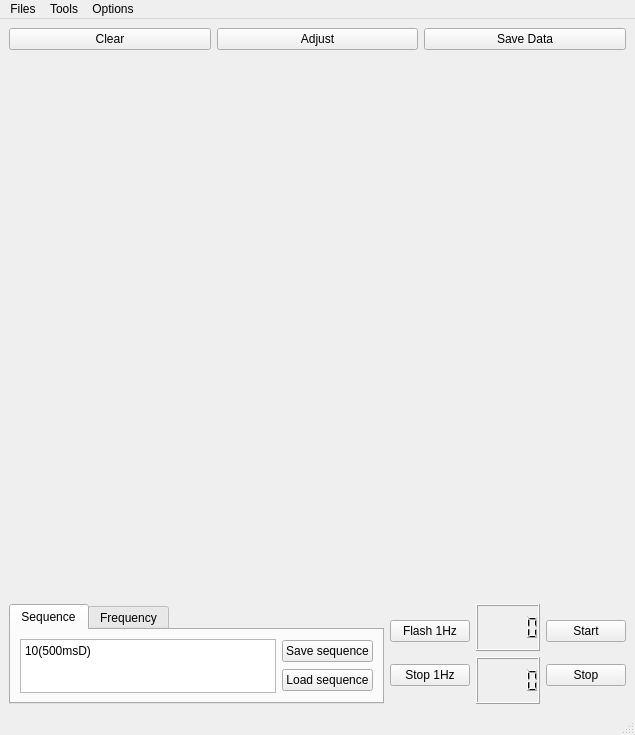
Qt form JTS_Interface/PyQtFiles/JTS_Designer.ui (ILikeNickelback/JTS-Control-Interface) before a commit.
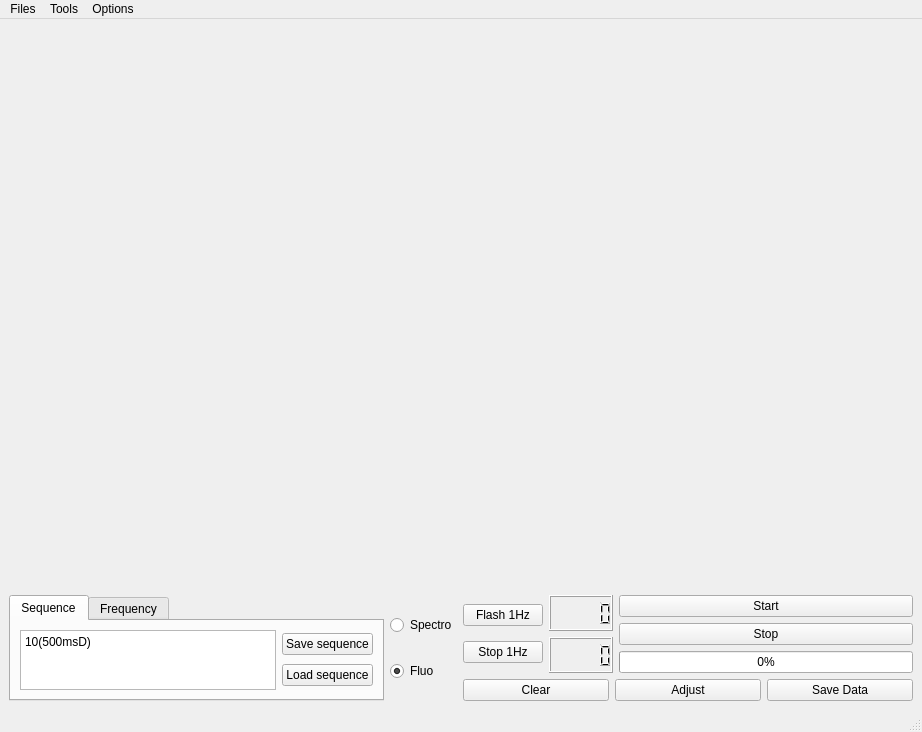
The same form after that commit.

Diff of the .ui file:
```diff
--- a/JTS_Interface/PyQtFiles/JTS_Designer.ui
+++ b/JTS_Interface/PyQtFiles/JTS_Designer.ui
@@ -12,8 +12,8 @@
    <rect>
     <x>0</x>
     <y>0</y>
-    <width>627</width>
-    <height>735</height>
+    <width>922</width>
+    <height>732</height>
    </rect>
   </property>
   <property name="sizePolicy">
@@ -32,34 +32,32 @@
    <string>MainWindow</string>
   </property>
   <widget class="QWidget" name="centralwidget">
-   <layout class="QGridLayout" name="gridLayout">
-    <item row="0" column="0">
-     <layout class="QHBoxLayout" name="horizontalLayout_3">
+   <layout class="QVBoxLayout" name="verticalLayout_7">
       <item>
-       <widget class="QPushButton" name="clear_button">
-        <property name="text">
-         <string>Clear</string>
-        </property>
-       </widget>
-      </item>
+     <layout class="QVBoxLayout" name="verticalLayout_6">
+      <property name="spacing">
+       <number>0</number>
+      </property>
       <item>
-       <widget class="QPushButton" name="adjust_button">
-        <property name="text">
-         <string>Adjust</string>
+       <widget class="QWidget" name="graphWidget" native="true">
+        <property name="minimumSize">
+         <size>
+          <width>0</width>
+          <height>400</height>
+         </size>
         </property>
-       </widget>
-      </item>
-      <item>
-       <widget class="QPushButton" name="save_data_button">
-        <property name="text">
-         <string>Save Data</string>
+        <property name="maximumSize">
+         <size>
+          <width>16777215</width>
+          <height>16770000</height>
+         </size>
         </property>
        </widget>
       </item>
      </layout>
     </item>
-    <item row="2" column="0">
-     <layout class="QHBoxLayout" name="horizontalLayout_2">
+    <item>
+     <layout class="QHBoxLayout" name="horizontalLayout_5">
       <item>
        <widget class="QTabWidget" name="tabWidget">
         <property name="sizePolicy">
@@ -166,6 +164,31 @@
        </widget>
       </item>
       <item>
+       <layout class="QVBoxLayout" name="verticalLayout_8">
+        <item>
+         <widget class="QRadioButton" name="spectro_button">
+          <property name="text">
+           <string>Spectro</string>
+          </property>
+         </widget>
+        </item>
+        <item>
+         <widget class="QRadioButton" name="fluo_button">
+          <property name="text">
+           <string>Fluo</string>
+          </property>
+          <property name="checked">
+           <bool>true</bool>
+          </property>
+         </widget>
+        </item>
+       </layout>
+      </item>
+      <item>
+       <layout class="QVBoxLayout" name="verticalLayout_5">
+        <item>
+         <layout class="QHBoxLayout" name="horizontalLayout_2">
+          <item>
        <layout class="QVBoxLayout" name="verticalLayout_4">
         <property name="sizeConstraint">
          <enum>QLayout::SetMaximumSize</enum>
@@ -201,12 +224,6 @@
       </item>
       <item>
        <layout class="QVBoxLayout" name="verticalLayout_2">
-        <property name="spacing">
-         <number>6</number>
-        </property>
-        <property name="sizeConstraint">
-         <enum>QLayout::SetDefaultConstraint</enum>
-        </property>
         <item>
          <widget class="QPushButton" name="start_button">
           <property name="text">
@@ -221,19 +238,51 @@
           </property>
          </widget>
         </item>
-       </layout>
-      </item>
-     </layout>
-    </item>
-    <item row="1" column="0">
-     <widget class="QWidget" name="graphWidget" native="true">
-      <property name="minimumSize">
+            <item>
+             <widget class="QProgressBar" name="progress_bar">
+              <property name="maximumSize">
        <size>
-        <width>0</width>
-        <height>400</height>
-       </size>
-      </property>
-     </widget>
+                <width>1600000</width>
+                <height>16777215</height>
+               </size>
+              </property>
+              <property name="value">
+               <number>0</number>
+              </property>
+             </widget>
+            </item>
+           </layout>
+          </item>
+         </layout>
+        </item>
+        <item>
+         <layout class="QHBoxLayout" name="horizontalLayout_3">
+          <item>
+           <widget class="QPushButton" name="clear_button">
+            <property name="text">
+             <string>Clear</string>
+            </property>
+           </widget>
+          </item>
+          <item>
+           <widget class="QPushButton" name="adjust_button">
+            <property name="text">
+             <string>Adjust</string>
+            </property>
+           </widget>
+          </item>
+          <item>
+           <widget class="QPushButton" name="save_data_button">
+            <property name="text">
+             <string>Save Data</string>
+            </property>
+           </widget>
+          </item>
+         </layout>
+        </item>
+       </layout>
+      </item>
+     </layout>
     </item>
    </layout>
   </widget>
@@ -250,7 +299,7 @@
     <rect>
      <x>0</x>
      <y>0</y>
-     <width>627</width>
+     <width>922</width>
      <height>21</height>
     </rect>
    </property>
```
Lines whose indentation alone changed are shown as unchanged.
